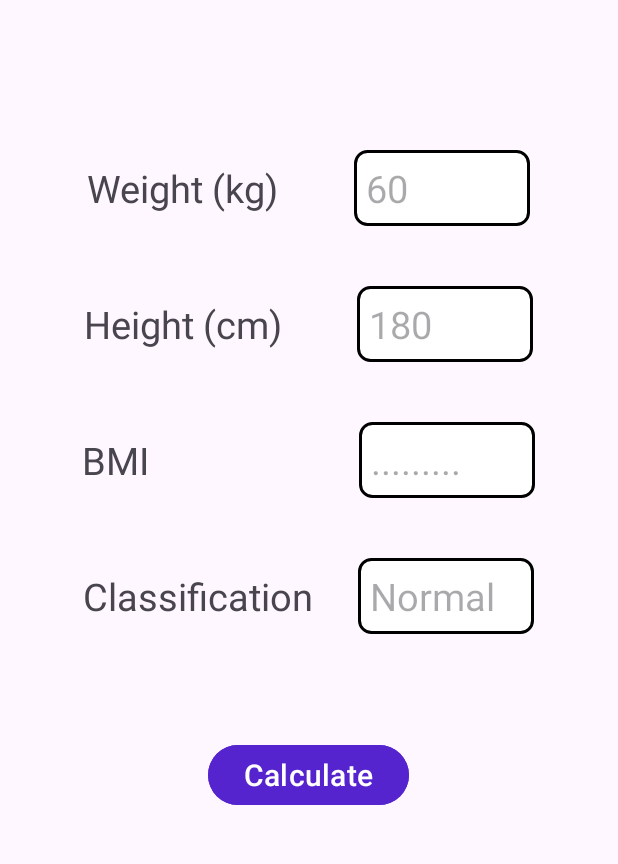
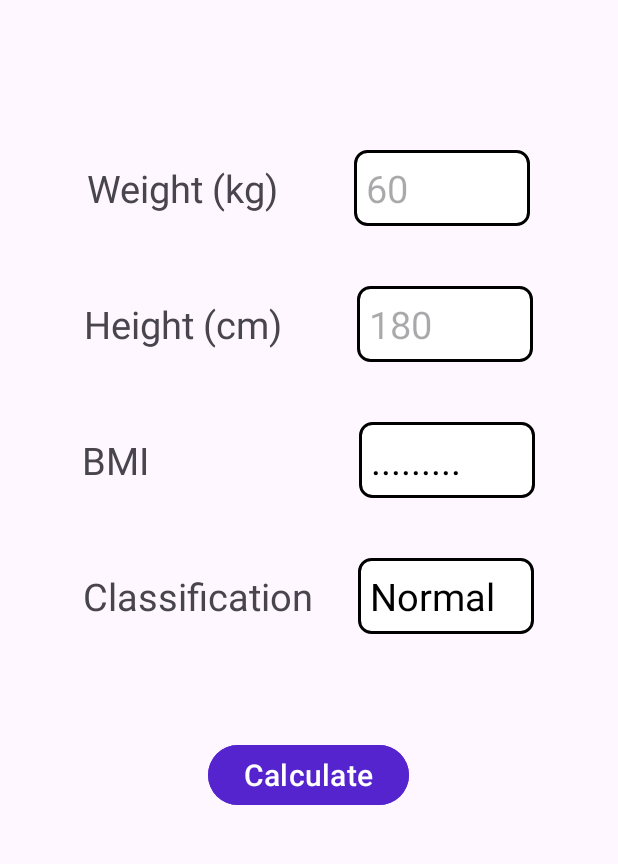
Before and after one commit to Supanat6609650665/AndroidProject, an Android app: the screen it shows after launch (MainActivity), on a phone screen of 412 x 824 dp, the part 121-985 px from its top. Run offline under Robolectric (Android 15) with nearby library versions, the phone set to English and light mode, and no system bars.

Commit message:
add classification index color

```diff
--- a/BodyMassIndex/app/src/main/java/com/example/bodymassindex/MainActivity.java
+++ b/BodyMassIndex/app/src/main/java/com/example/bodymassindex/MainActivity.java
@@ -4,6 +4,8 @@ import android.content.Context;
 import android.os.Bundle;
 import android.text.InputFilter;
 import android.text.Spanned;
+import android.view.View;
+import android.widget.Button;
 import android.widget.EditText;
 import android.widget.Toast;
 
@@ -13,13 +15,15 @@ import androidx.core.graphics.Insets;
 import androidx.core.view.ViewCompat;
 import androidx.core.view.WindowInsetsCompat;
 
+import java.math.RoundingMode;
 import java.text.DecimalFormat;
 import java.util.regex.Matcher;
 import java.util.regex.Pattern;
 
 public class MainActivity extends AppCompatActivity {
 
-    DecimalFormat formatter = new DecimalFormat("#,###.##");
+    DecimalFormat formatter = new DecimalFormat("#,###.00");
+
 
     @Override
     protected void onCreate(Bundle savedInstanceState) {
@@ -32,14 +36,37 @@ public class MainActivity extends AppCompatActivity {
             return insets;
         });
 
-        EditText editWeight = (EditText)findViewById(R.id.editText_weight);
+        EditText editWeight = findViewById(R.id.editText_weight);
         editWeight.setFilters(new InputFilter[]{new DecimalDigitsInputFilter(this,8, 2)});
 
-        EditText editHeight = (EditText)findViewById(R.id.editText_height);
+        EditText editHeight = findViewById(R.id.editText_height);
         editHeight.setFilters(new InputFilter[]{new DecimalDigitsInputFilter(this,8,2)});
+
+        Button calBtn = findViewById(R.id.button_calculate);
+
+        EditText editBMI = findViewById(R.id.editText_bmi);
+
+        calBtn.setOnClickListener(new View.OnClickListener(){
+
+            @Override
+            public void onClick(View v){
+                double weight = Double.parseDouble(editWeight.getText().toString());
+                double heightCM = Double.parseDouble(editHeight.getText().toString());
+                double heightM = heightCM / 100;
+                double bmi = weight / (heightM*heightM);
+                double roundedBMI = (double)Math.round(bmi * 10) / 10;
+                formatter.setRoundingMode(RoundingMode.DOWN);
+                editBMI.setText(formatter.format(roundedBMI));
+                editBMI.setBackgroundResource(R.drawable.edittext_border_normal);
+            }
+        });
+
+
 
     }
 }
+
+
 
 /*class DecimalDigitsInputFilter implements InputFilter {
     private Pattern mPattern;
@@ -76,7 +103,6 @@ class DecimalDigitsInputFilter implements InputFilter {
     public CharSequence filter(CharSequence source, int start, int end,
                                Spanned dest, int dstart, int dend) {
 
-        // Build the resulting string if this change is applied
         String newText = dest.subSequence(0, dstart)
                 + source.subSequence(start, end).toString()
                 + dest.subSequence(dend, dest.length());
@@ -85,9 +111,9 @@ class DecimalDigitsInputFilter implements InputFilter {
 
         if (!matcher.matches()) {
             Toast.makeText(mContext, R.string.matcher_not_match, Toast.LENGTH_LONG).show();
-            return ""; // reject this input
+            return "";
         }
 
-        return null; // accept the change
+        return null;
     }
 }
--- /dev/null
+++ b/BodyMassIndex/app/src/main/res/drawable/edittext_border_normal.xml
@@ -0,0 +1,13 @@
+<shape xmlns:android="http://schemas.android.com/apk/res/android"
+    android:shape="rectangle">
+    <solid android:color="@color/normal_green" /> <!-- background color -->
+    <stroke
+        android:width="2dp"
+        android:color="@color/black"/> <!-- border color -->
+    <corners android:radius="8dp"/> <!-- rounded corners -->
+    <padding
+        android:left="8dp"
+        android:top="8dp"
+        android:right="8dp"
+        android:bottom="8dp"/>
+</shape>
--- a/BodyMassIndex/app/src/main/res/layout/activity_main.xml
+++ b/BodyMassIndex/app/src/main/res/layout/activity_main.xml
@@ -93,7 +93,8 @@
             android:inputType="none"
             android:enabled="false"
             android:textSize="@dimen/editText_textSize"
-            android:text="@string/bmi_editText"/>
+            android:text="@string/bmi_editText"
+            android:textColor="@color/black" />
 
     </LinearLayout>
 
@@ -121,7 +122,8 @@
             android:inputType="none"
             android:enabled="false"
             android:textSize="@dimen/editText_textSize"
-            android:text="@string/classification_editText" />
+            android:text="@string/classification_editText"
+            android:textColor="@color/black" />
     </LinearLayout>
 
     <Button
--- a/BodyMassIndex/app/src/main/res/values/colors.xml
+++ b/BodyMassIndex/app/src/main/res/values/colors.xml
@@ -3,4 +3,9 @@
     <color name="black">#FF000000</color>
     <color name="white">#FFFFFFFF</color>
     <color name="purple">#5524CE</color>
+    <color name="normal_green">#13E73E</color>
+    <color name="yellow">#EDCF09</color>
+    <color name="red_low">#E68383</color>
+    <color name="red_medium">#DB2E2E</color>
+    <color name="red_high">#6F1515</color>
 </resources>
```
Also changed, not shown: BodyMassIndex/app/src/main/res/drawable/edittext_border_red_high.xml (added, +13 -0 lines), BodyMassIndex/app/src/main/res/drawable/edittext_border_red_low.xml (added, +13 -0 lines), BodyMassIndex/app/src/main/res/drawable/edittext_border_red_medium.xml (added, +13 -0 lines), BodyMassIndex/app/src/main/res/drawable/edittext_border_yellow.xml (added, +13 -0 lines).
